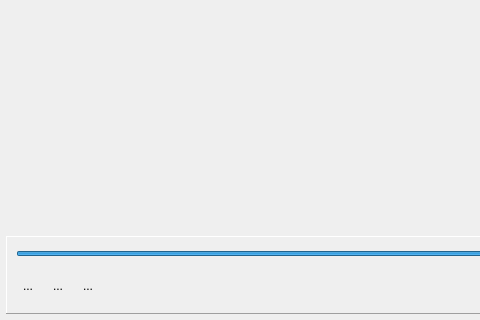
openhumanoids/oh-distro, file software/ddapp/src/app/ddVideoPlayer.ui: the form before one commit; both pictures show x 0 to 480 and y 431 to 751 of the 1101 by 751 pixel window.
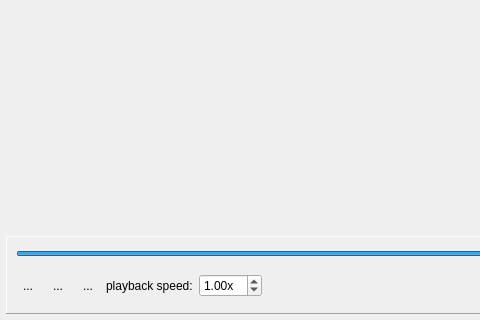
The form after the commit. Icons and pictures are not drawn.

Commit message: add video playback thread to video player

Patch:
```diff
--- a/software/ddapp/src/app/ddVideoPlayer.ui
+++ b/software/ddapp/src/app/ddVideoPlayer.ui
@@ -168,6 +168,32 @@
              </property>
             </widget>
            </item>
+           <item>
+            <widget class="QLabel" name="label_2">
+             <property name="text">
+              <string>playback speed:</string>
+             </property>
+            </widget>
+           </item>
+           <item>
+            <widget class="QDoubleSpinBox" name="playbackSpeedSpin">
+             <property name="prefix">
+              <string/>
+             </property>
+             <property name="suffix">
+              <string>x</string>
+             </property>
+             <property name="minimum">
+              <double>0.010000000000000</double>
+             </property>
+             <property name="singleStep">
+              <double>0.250000000000000</double>
+             </property>
+             <property name="value">
+              <double>1.000000000000000</double>
+             </property>
+            </widget>
+           </item>
            <item>
             <spacer name="horizontalSpacer">
              <property name="orientation">
```
Left out of the diff: 2 changed lines with no effect on the pictures. The commit also changes 2 other files.
